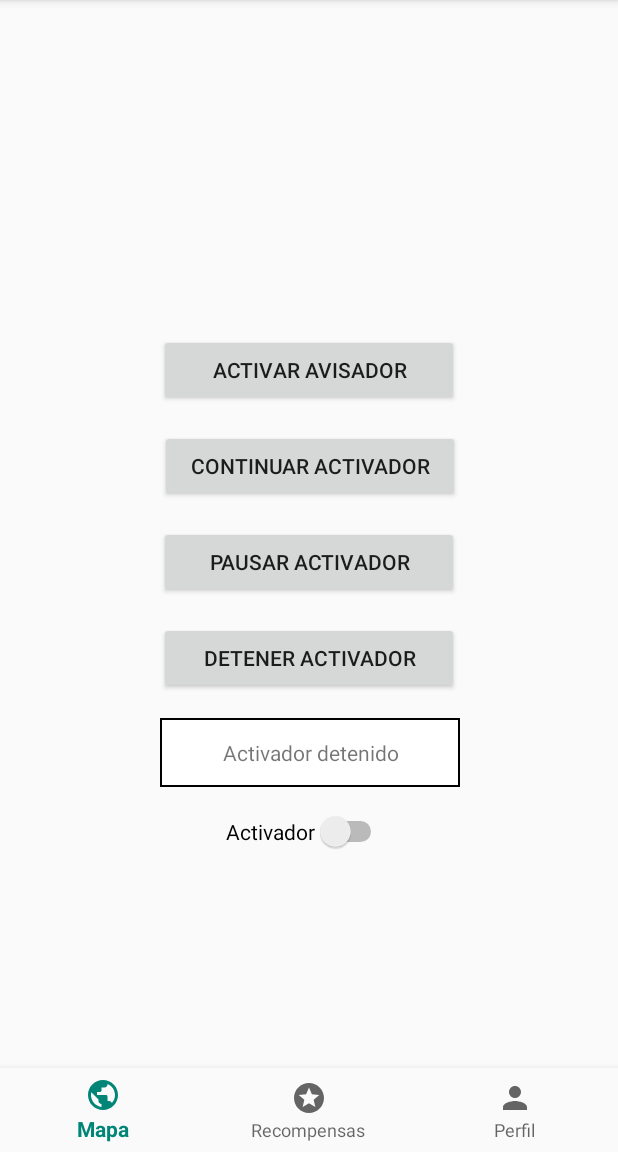
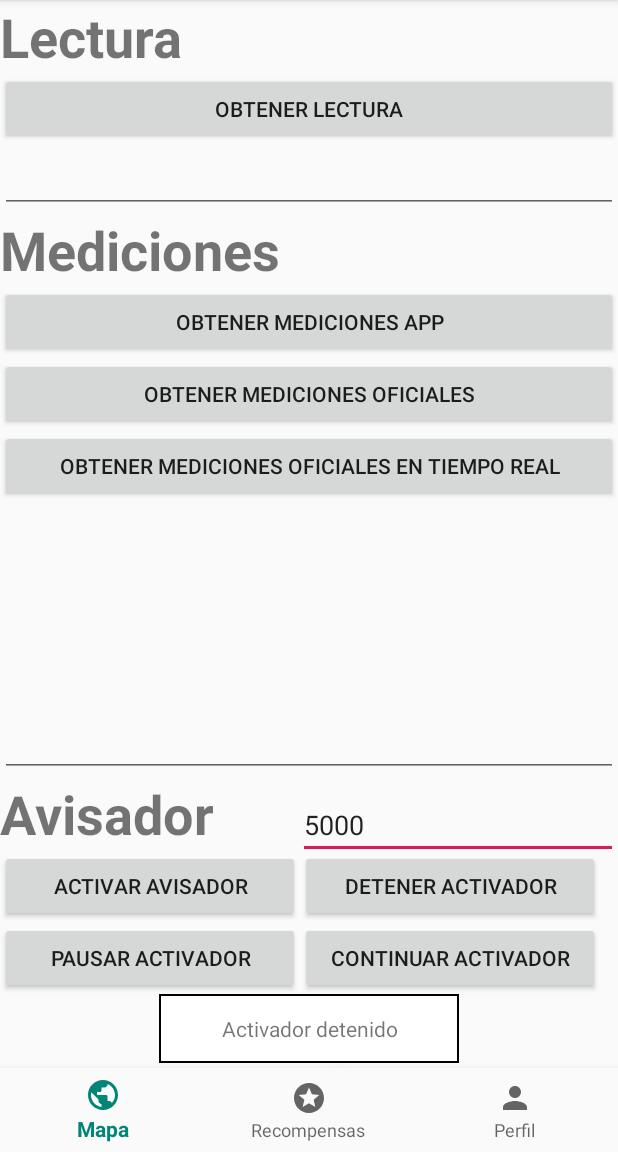
Before and after one commit to SergioPujol/TrackAir, an Android app: the screen it shows after launch (MainActivity), on a phone screen of 412 x 824 dp, the part 84-1236 px from its top. Run offline under Robolectric (Android 15) with nearby library versions, the light colour scheme and no system bars; our stand-ins replace Volley.

Commit message:
COMMITING AVISADOR

```diff
--- a/Android/AndroidStudio/app/src/main/java/com/example/serpumar/sprint0_3a/Fragments/MapaFragment.java
+++ b/Android/AndroidStudio/app/src/main/java/com/example/serpumar/sprint0_3a/Fragments/MapaFragment.java
@@ -1,5 +1,6 @@
 package com.example.serpumar.sprint0_3a.Fragments;
 
+import android.app.Activity;
 import android.os.Bundle;
 
 import androidx.fragment.app.Fragment;
@@ -9,6 +10,8 @@ import android.view.LayoutInflater;
 import android.view.View;
 import android.view.ViewGroup;
 import android.widget.Button;
+import android.widget.EditText;
+import android.widget.Toast;
 
 import com.example.serpumar.sprint0_3a.GPS;
 import com.example.serpumar.sprint0_3a.LogicaFake;
@@ -33,20 +36,57 @@ public class MapaFragment extends Fragment {
     public View onCreateView(LayoutInflater inflater, ViewGroup container,
                              Bundle savedInstanceState) {
         // Inflate the layout for this fragment
-        View v = inflater.inflate(R.layout.fragment_map, container, false);
+        final View view = inflater.inflate(R.layout.fragment_map, container, false);
 
         receptorBluetooth.setContext(getContext());
 
-        Button activarAvisador = (Button) v.findViewById(R.id.botonActivarAvisador);
+        Button obtenerLectura = (Button) view.findViewById(R.id.botonObtenerLectura);
+        obtenerLectura.setOnClickListener(new View.OnClickListener() {
+            @Override
+            public void onClick(View v) {
+                Log.d(ETIQUETA_LOG, " boton obtenerMediciones" );
+                receptorBluetooth.buscarEsteDispositivoBTLEYObtenerMedicion(Utilidades.stringToUUID( "GRUP3-GTI-PROY-3"));
+                }
+        });
+
+        Button obtenerMediciones = (Button) view.findViewById(R.id.botonObtenerMediciones);
+        obtenerMediciones.setOnClickListener(new View.OnClickListener() {
+            @Override
+            public void onClick(View v) {
+                Log.d(ETIQUETA_LOG, " boton obtenerMediciones" );
+                lf.obtenerMedicion(getContext());
+            }
+        });
+
+        Button obtenerMedicionesOficialesAPI = (Button) view.findViewById(R.id.botonObtenerMedicionesOficialesAPI);
+        obtenerMedicionesOficialesAPI.setOnClickListener(new View.OnClickListener() {
+            @Override
+            public void onClick(View v) {
+                Log.d(ETIQUETA_LOG, " boton obtenerMedicionesOficiales" );
+                lf.obtenerMedicionesOficialesAPI(getContext());
+            }
+        });
+
+        Button obtenerMedicionesOficialesLOCAL = (Button) view.findViewById(R.id.botonObtenerMedicionesOficialesLOCAL);
+        obtenerMedicionesOficialesLOCAL.setOnClickListener(new View.OnClickListener() {
+            @Override
+            public void onClick(View v) {
+                Log.d(ETIQUETA_LOG, " boton obtenerMedicionesOficialesLOCAL" );
+                lf.obtenerMedicionesOficialesLOCAL(getContext());
+            }
+        });
+
+        Button activarAvisador = (Button) view.findViewById(R.id.botonActivarAvisador);
         activarAvisador.setOnClickListener(new View.OnClickListener() {
             @Override
             public void onClick(View v) {
                 Log.d(ETIQUETA_LOG, " boton activar avisador" );
-                receptorBluetooth.activarAvisador(1,5000);
+                EditText parametro = (EditText)view.findViewById(R.id.parametroAvisador);
+                receptorBluetooth.activarAvisador(1,Integer.parseInt(parametro.getText().toString()));
             }
         });
 
-        Button continuarAvisador = (Button) v.findViewById(R.id.botonContinuarAvisador);
+        Button continuarAvisador = (Button) view.findViewById(R.id.botonContinuarAvisador);
         continuarAvisador.setOnClickListener(new View.OnClickListener() {
             @Override
             public void onClick(View v) {
@@ -55,7 +95,7 @@ public class MapaFragment extends Fragment {
             }
         });
 
-        Button pausarAvisador = (Button) v.findViewById(R.id.botonPausarAvisador);
+        Button pausarAvisador = (Button) view.findViewById(R.id.botonPausarAvisador);
         pausarAvisador.setOnClickListener(new View.OnClickListener() {
             @Override
             public void onClick(View v) {
@@ -64,7 +104,7 @@ public class MapaFragment extends Fragment {
             }
         });
 
-        Button detenerAvisador = (Button) v.findViewById(R.id.botonDetenerAvisador);
+        Button detenerAvisador = (Button) view.findViewById(R.id.botonDetenerAvisador);
         detenerAvisador.setOnClickListener(new View.OnClickListener() {
             @Override
             public void onClick(View v) {
@@ -73,7 +113,7 @@ public class MapaFragment extends Fragment {
             }
         });
 
-        return v;
+        return view;
 
     }
 }
--- a/Android/AndroidStudio/app/src/main/res/layout/fragment_map.xml
+++ b/Android/AndroidStudio/app/src/main/res/layout/fragment_map.xml
@@ -2,94 +2,179 @@
 <androidx.constraintlayout.widget.ConstraintLayout xmlns:android="http://schemas.android.com/apk/res/android"
     xmlns:app="http://schemas.android.com/apk/res-auto"
     xmlns:tools="http://schemas.android.com/tools"
+    android:id="@+id/relativeLayout"
     android:layout_width="match_parent"
     android:layout_height="match_parent"
-    tools:context=".Fragments.MapaFragment"
-    android:id="@+id/relativeLayout">
+    tools:context=".Fragments.MapaFragment">
 
-    <!-- TODO: Update blank fragment layout -->
+    <LinearLayout
+        android:id="@+id/linearLayout"
+        android:layout_width="0dp"
+        android:layout_height="0dp"
+        android:layout_marginBottom="32dp"
+        android:orientation="vertical"
+        app:layout_constraintBottom_toBottomOf="parent"
+        app:layout_constraintEnd_toEndOf="parent"
+        app:layout_constraintStart_toStartOf="parent"
+        app:layout_constraintTop_toTopOf="parent">
+
+        <LinearLayout
+            android:layout_width="match_parent"
+            android:layout_height="wrap_content"
+            android:orientation="vertical">
+
+            <TextView
+                android:id="@+id/textView3"
+                android:layout_width="match_parent"
+                android:layout_height="wrap_content"
+                android:text="Lectura"
+                android:textSize="36sp"
+                android:textStyle="bold" />
+
+            <Button
+                android:id="@+id/botonObtenerLectura"
+                android:layout_width="match_parent"
+                android:layout_height="wrap_content"
+                android:text="Obtener lectura" />
+
+            <EditText
+                android:id="@+id/cajaSensor"
+                android:layout_width="match_parent"
+                android:layout_height="wrap_content"
+                android:clickable="false"
+                android:ems="10"
+                android:focusable="false"
+                android:inputType="textPersonName" />
+        </LinearLayout>
+
+        <LinearLayout
+            android:layout_width="match_parent"
+            android:layout_height="match_parent"
+            android:layout_weight="1"
+            android:gravity="center"
+            android:orientation="vertical">
+
+            <TextView
+                android:id="@+id/textView2"
+                android:layout_width="match_parent"
+                android:layout_height="wrap_content"
+                android:text="Mediciones"
+                android:textSize="36sp"
+                android:textStyle="bold" />
+
+            <Button
+                android:id="@+id/botonObtenerMediciones"
+                android:layout_width="match_parent"
+                android:layout_height="wrap_content"
+                android:text="Obtener mediciones app" />
+
+            <Button
+                android:id="@+id/botonObtenerMedicionesOficialesLOCAL"
+                android:layout_width="match_parent"
+                android:layout_height="wrap_content"
+                android:text="Obtener mediciones oficiales" />
+
+            <Button
+                android:id="@+id/botonObtenerMedicionesOficialesAPI"
+                android:layout_width="match_parent"
+                android:layout_height="wrap_content"
+                android:text="Obtener mediciones oficiales en tiempo real" />
+
+            <EditText
+                android:id="@+id/cajaMediciones"
+                android:layout_width="match_parent"
+                android:layout_height="match_parent"
+                android:layout_weight="1"
+                android:clickable="false"
+                android:ems="10"
+                android:focusable="false"
+                android:gravity="start|top"
+                android:inputType="textMultiLine" />
+
+        </LinearLayout>
+
+        <LinearLayout
+            android:layout_width="match_parent"
+            android:layout_height="wrap_content"
+            android:gravity="center"
+            android:orientation="vertical">
+
+            <LinearLayout
+                android:layout_width="match_parent"
+                android:layout_height="match_parent"
+                android:orientation="horizontal">
+
+                <TextView
+                    android:id="@+id/textView"
+                    android:layout_width="wrap_content"
+                    android:layout_height="wrap_content"
+                    android:layout_weight="1"
+                    android:text="Avisador"
+                    android:textSize="36sp"
+                    android:textStyle="bold" />
+
+                <EditText
+                    android:id="@+id/parametroAvisador"
+                    android:layout_width="wrap_content"
+                    android:layout_height="wrap_content"
+                    android:ems="10"
+                    android:hint="Parametro (ms)"
+                    android:inputType="number"
+                    android:text="5000" />
+            </LinearLayout>
+
+            <LinearLayout
+                android:layout_width="match_parent"
+                android:layout_height="wrap_content"
+                android:orientation="horizontal">
+
+                <Button
+                    android:id="@+id/botonActivarAvisador"
+                    android:layout_width="200dp"
+                    android:layout_height="wrap_content"
+                    android:text="Activar Avisador" />
+
+                <Button
+                    android:id="@+id/botonDetenerAvisador"
+                    android:layout_width="200dp"
+                    android:layout_height="wrap_content"
+                    android:text="Detener Activador" />
+            </LinearLayout>
+
+            <LinearLayout
+                android:layout_width="match_parent"
+                android:layout_height="wrap_content"
+                android:orientation="horizontal">
+
+                <Button
+                    android:id="@+id/botonPausarAvisador"
+                    android:layout_width="200dp"
+                    android:layout_height="wrap_content"
+                    android:text="Pausar Activador" />
 
                 <Button
                     android:id="@+id/botonContinuarAvisador"
                     android:layout_width="200dp"
                     android:layout_height="wrap_content"
-        android:layout_marginStart="110dp"
-        android:layout_marginEnd="110dp"
-        android:layout_marginBottom="16dp"
-        android:text="Continuar Activador"
-        app:layout_constraintBottom_toTopOf="@+id/botonPausarAvisador"
-        app:layout_constraintEnd_toEndOf="parent"
-        app:layout_constraintHorizontal_bias="0.444"
-        app:layout_constraintStart_toStartOf="parent" />
+                    android:text="Continuar Activador" />
+            </LinearLayout>
 
-    <Button
-        android:id="@+id/botonDetenerAvisador"
+            <TextView
+                android:id="@+id/textView_Activador"
                 android:layout_width="200dp"
-        android:layout_height="wrap_content"
-        android:layout_above="@+id/textView_Activador"
-        android:layout_marginStart="110dp"
-        android:layout_marginEnd="110dp"
-        android:layout_marginBottom="16dp"
-        android:text="Detener Activador"
-        app:layout_constraintBottom_toTopOf="@+id/textView_Activador"
-        app:layout_constraintEnd_toEndOf="parent"
-        app:layout_constraintHorizontal_bias="0.555"
-        app:layout_constraintStart_toStartOf="parent" />
-
-    <Button
-        android:id="@+id/botonActivarAvisador"
-        android:layout_width="200dp"
-        android:layout_height="wrap_content"
-        android:layout_marginStart="110dp"
-        android:layout_marginTop="240dp"
-        android:layout_marginEnd="110dp"
-        android:layout_marginBottom="16dp"
-        android:text="Activar Avisador"
-        app:layout_constraintBottom_toTopOf="@+id/botonContinuarAvisador"
-        app:layout_constraintEnd_toEndOf="parent"
-        app:layout_constraintHorizontal_bias="0.555"
-        app:layout_constraintStart_toStartOf="parent"
-        app:layout_constraintTop_toTopOf="parent"
-        app:layout_constraintVertical_bias="1.0" />
-
-    <Button
-        android:id="@+id/botonPausarAvisador"
-        android:layout_width="200dp"
-        android:layout_height="wrap_content"
-        android:layout_marginStart="110dp"
-        android:layout_marginEnd="110dp"
-        android:layout_marginBottom="16dp"
-        android:text="Pausar Activador"
-        app:layout_constraintBottom_toTopOf="@+id/botonDetenerAvisador"
-        app:layout_constraintEnd_toEndOf="parent"
-        app:layout_constraintHorizontal_bias="0.555"
-        app:layout_constraintStart_toStartOf="parent" />
+                android:layout_height="46dp"
+                android:background="@drawable/border"
+                android:gravity="center"
+                android:text="Activador detenido" />
 
             <Switch
                 android:id="@+id/switch1"
                 android:layout_width="wrap_content"
                 android:layout_height="wrap_content"
-        android:layout_marginBottom="200dp"
-        android:text="Activador"
-        app:layout_constraintBottom_toBottomOf="parent"
-        app:layout_constraintEnd_toEndOf="parent"
-        app:layout_constraintHorizontal_bias="0.495"
-        app:layout_constraintStart_toStartOf="parent"
-        android:focusable="false" />
+                android:focusable="false"
+                android:text="Activador" />
 
-    <TextView
-        android:id="@+id/textView_Activador"
-        android:layout_width="200dp"
-        android:layout_height="46dp"
-        android:layout_marginStart="110dp"
-        android:layout_marginEnd="110dp"
-        android:layout_marginBottom="16dp"
-        android:background="@drawable/border"
-        android:gravity="center"
-        android:text="Activador detenido"
-        app:layout_constraintBottom_toTopOf="@+id/switch1"
-        app:layout_constraintEnd_toEndOf="parent"
-        app:layout_constraintHorizontal_bias="0.444"
-        app:layout_constraintStart_toStartOf="parent" />
+        </LinearLayout>
+    </LinearLayout>
 
 </androidx.constraintlayout.widget.ConstraintLayout>
--- a/Android/AndroidStudio/app/src/main/res/xml/network_security_config.xml
+++ b/Android/AndroidStudio/app/src/main/res/xml/network_security_config.xml
@@ -2,6 +2,6 @@
 <network-security-config>
     <base-config cleartextTrafficPermitted="true" />
     <domain-config cleartextTrafficPermitted="true">
-        <domain includeSubdomains="true">192.168.43.245</domain>
+        <domain includeSubdomains="true">http://igmagi.upv.edu.es</domain>
     </domain-config>
 </network-security-config>
```
Also changed, not shown: Android/AndroidStudio/app/src/main/java/com/example/serpumar/sprint0_3a/LogicaFake.java (+71 -13 lines), Android/AndroidStudio/app/src/main/java/com/example/serpumar/sprint0_3a/ReceptorBluetooth.java (+111 -82 lines), 1 other file. Lines whose indentation alone changed are shown as unchanged.
